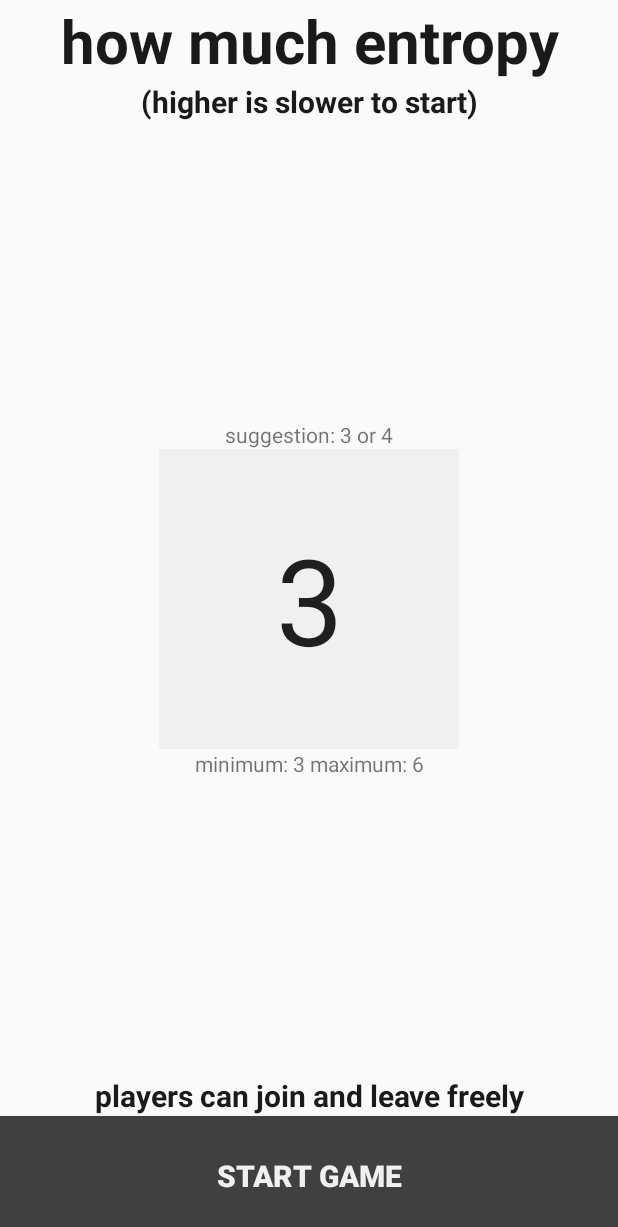
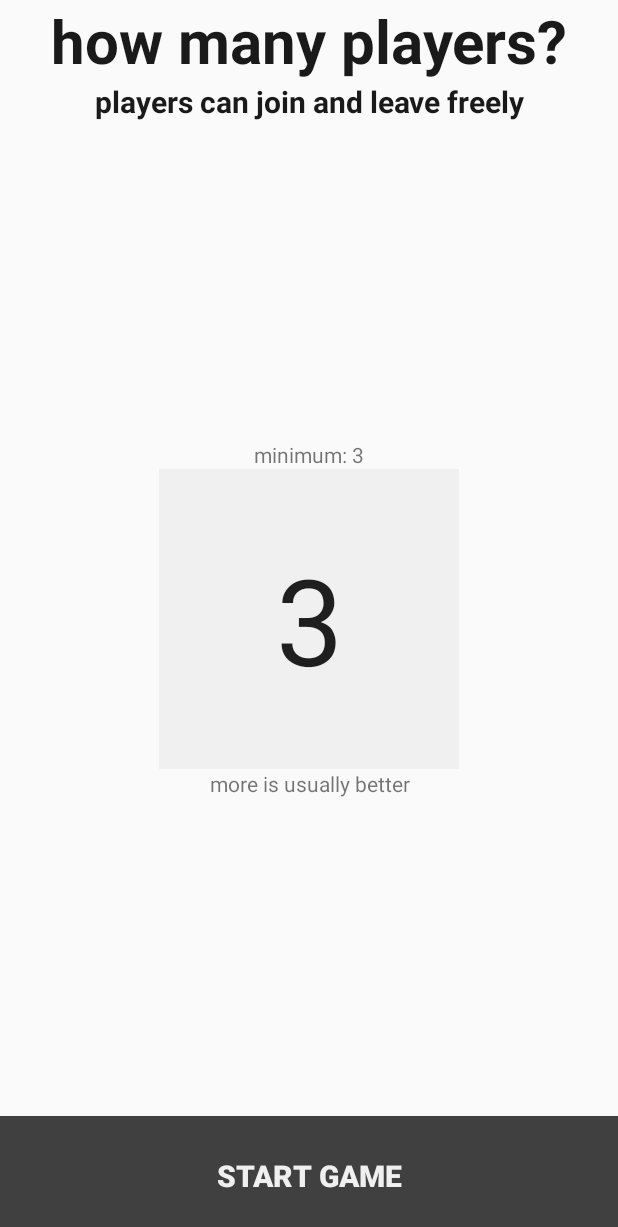
Before and after one commit to elliottdehn/revel, an Android app: the screen it shows after launch (MainActivity), after a tap on "UNDERSTOOD", on a phone screen of 412 x 824 dp. Shown: the top 1227 px of the screen. Run offline under Robolectric (Android 15) with nearby library versions, the phone set to English and light mode, and no system bars.

Commit message:
added some stuff. made it look better. code quality still isn't the best

```diff
--- a/app/src/main/java/com/gregory/revelation/MainActivity.java
+++ b/app/src/main/java/com/gregory/revelation/MainActivity.java
@@ -1,11 +1,14 @@
 package com.gregory.revelation;
 
+import android.app.Activity;
 import android.support.v4.app.Fragment;
 import android.support.v4.app.FragmentManager;
 import android.support.v4.app.FragmentTransaction;
 import android.support.v7.app.ActionBar;
 import android.support.v7.app.AppCompatActivity;
 import android.os.Bundle;
+import android.view.View;
+import android.view.inputmethod.InputMethodManager;
 
 import com.gregory.revelation.fragments.GameSettingsFragment;
 import com.gregory.revelation.fragments.IntroFragment;
--- a/app/src/main/res/layout/fragment_player_count.xml
+++ b/app/src/main/res/layout/fragment_player_count.xml
@@ -7,7 +7,7 @@
     tools:context=".fragments.GameSettingsFragment">
 
     <TextView
-        android:id="@+id/numberPlayers"
+        android:id="@+id/textView_numberPlayers"
         android:layout_width="match_parent"
         android:layout_height="0dp"
         android:text="@string/playerCount"
@@ -20,18 +20,7 @@
         app:layout_constraintEnd_toEndOf="parent" />
 
     <TextView
-        android:id="@+id/entropyDescription"
-        android:layout_width="match_parent"
-        android:layout_height="0dp"
-        android:text="@string/entropyWarning"
-        android:gravity="center"
-        android:textColor="@color/colorPrimaryDark"
-        android:textSize="20sp"
-        android:textStyle="bold"
-        app:layout_constraintTop_toBottomOf="@id/numberPlayers"/>
-
-    <TextView
-        android:id="@+id/joinLeave"
+        android:id="@+id/textView_joinLeave"
         android:layout_width="match_parent"
         android:layout_height="wrap_content"
         android:text="@string/playersJoinLeave"
@@ -39,7 +28,7 @@
         android:textColor="@color/colorPrimaryDark"
         android:textSize="20sp"
         android:textStyle="bold"
-        app:layout_constraintBottom_toTopOf="@id/button_startGame"/>
+        app:layout_constraintTop_toBottomOf="@id/textView_numberPlayers"/>
 
     <TextView
         android:id="@+id/countSuggestion"
@@ -64,11 +53,11 @@
         android:hint="@string/numberHint"
         app:layout_constraintLeft_toLeftOf="parent"
         app:layout_constraintRight_toRightOf="parent"
-        app:layout_constraintTop_toBottomOf="@id/numberPlayers"
+        app:layout_constraintTop_toBottomOf="@id/textView_joinLeave"
         app:layout_constraintBottom_toTopOf="@id/button_startGame"/>
 
     <TextView
-        android:id="@+id/textView_minMaxReccomendation"
+        android:id="@+id/textView_minMaxRecommendation"
         android:layout_width="match_parent"
         android:layout_height="wrap_content"
         android:text="@string/minMaxNumberPlayers"
--- a/app/src/main/res/layout/fragment_post_question.xml
+++ b/app/src/main/res/layout/fragment_post_question.xml
@@ -12,7 +12,7 @@
         android:layout_height="0dp"
         android:gravity="center"
         android:hint="@string/hint_editText_editThought"
-        android:inputType="textAutoCorrect"
+        android:inputType="textAutoCorrect|textMultiLine"
         android:textCursorDrawable="@null"
         android:textColor="@color/colorPrimary"
         android:textStyle="bold"
--- a/app/src/main/res/values/strings.xml
+++ b/app/src/main/res/values/strings.xml
@@ -6,7 +6,7 @@
     <string name="line2">answer a question publicly</string>
     <string name="line3">have fun</string>
     <string name="line4">repeat</string>
-    <string name="playerCount">how much entropy</string>
+    <string name="playerCount">how many players?</string>
     <string name="playersJoinLeave">players can join and leave freely</string>
 
     <!-- TODO: Remove or change this placeholder text -->
@@ -18,15 +18,15 @@
     <string name="sameTurnToggle">Jake\'s Idea Mode</string>
     <string name="numberHint">##</string>
     <string name="defaultNumberPlayers">3</string>
-    <string name="suggestedNumberPlayers">suggestion: 3 or 4</string>
-    <string name="minMaxNumberPlayers">minimum: 3 maximum: 6</string>
-    <string name="entropyWarning">(higher is slower to start)</string>
+    <string name="suggestedNumberPlayers">minimum: 3</string>
+    <string name="minMaxNumberPlayers">more is usually better</string>
     <string name="doneReading">done reading</string>
     <string name="imReady">I\'m Ready</string>
 
     <!-- properly refactored strings -->
     <string name="hint_editText_editThought">
-        enter a question for someone.\n
+        now enter a question for someone else.\n
+        this is usually done secretly.\n
         you are anonymous.\n
         someone random will respond to it.</string>
     <string name="hint_editText_editResponse">
@@ -48,8 +48,8 @@
     <string name="button_intro">understood</string>
 
     <string name="warning_thoughtTooShort">must use four letters or more.</string>
-    <string name="text_display_tapToRevealThought">tap to reveal someone\'s thought</string>
-    <string name="text_display_tapToRevealResponse">tap to reveal someone\'s response to that</string>
+    <string name="text_display_tapToRevealThought">tap to reveal the question</string>
     <string name="button_doneResponding">done answering</string>
-    <string name="textView_promptToRespond">an anonymous peer asks you:</string>
+    <string name="textView_promptToRespond">answer out loud:</string>
+    <string name="button_waiting">waiting...</string>
 </resources>
```
Also changed, not shown: app/src/main/java/com/gregory/revelation/FlavorGenerator.java (+11 -2 lines), app/src/main/java/com/gregory/revelation/fragments/PostResponseFragment.java (+29 -3 lines), app/src/main/java/com/gregory/revelation/fragments/PostThoughtFragment.java (+7 -0 lines), app/src/main/res/layout/fragment_post_response.xml (deleted, +0 -46 lines), app/src/main/res/layout/fragment_respond_to_question.xml (+10 -3 lines).
